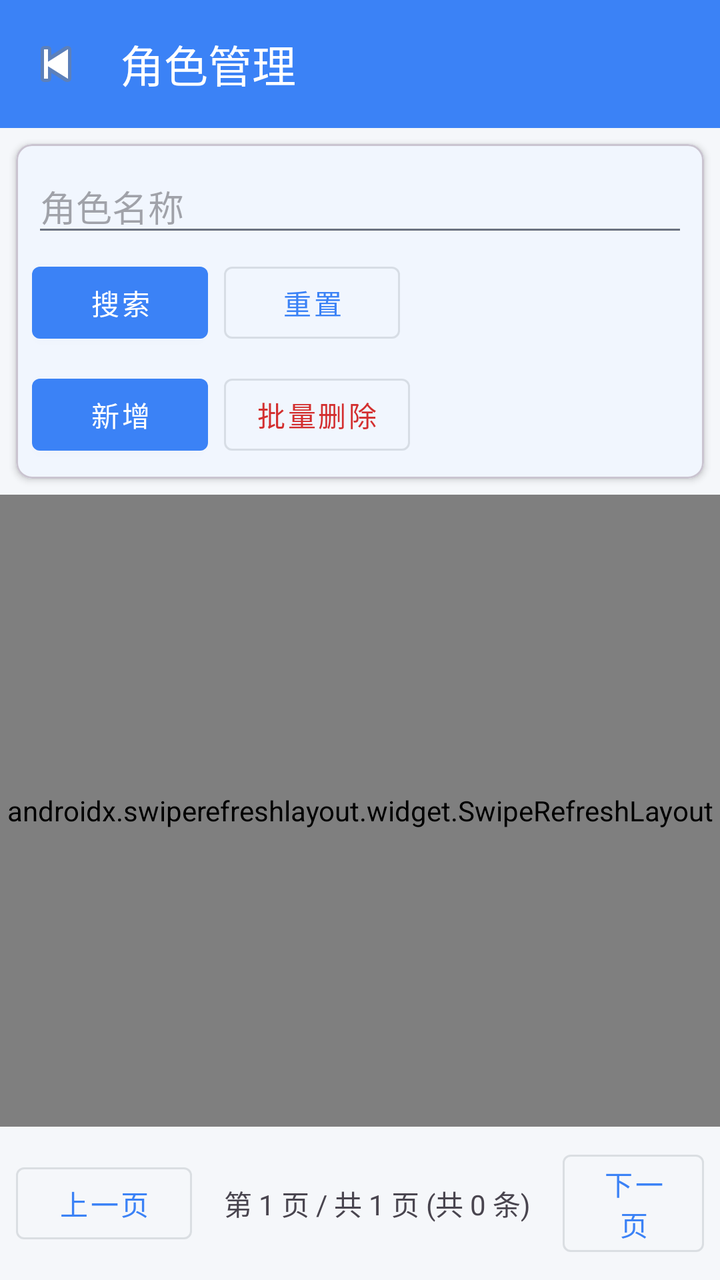
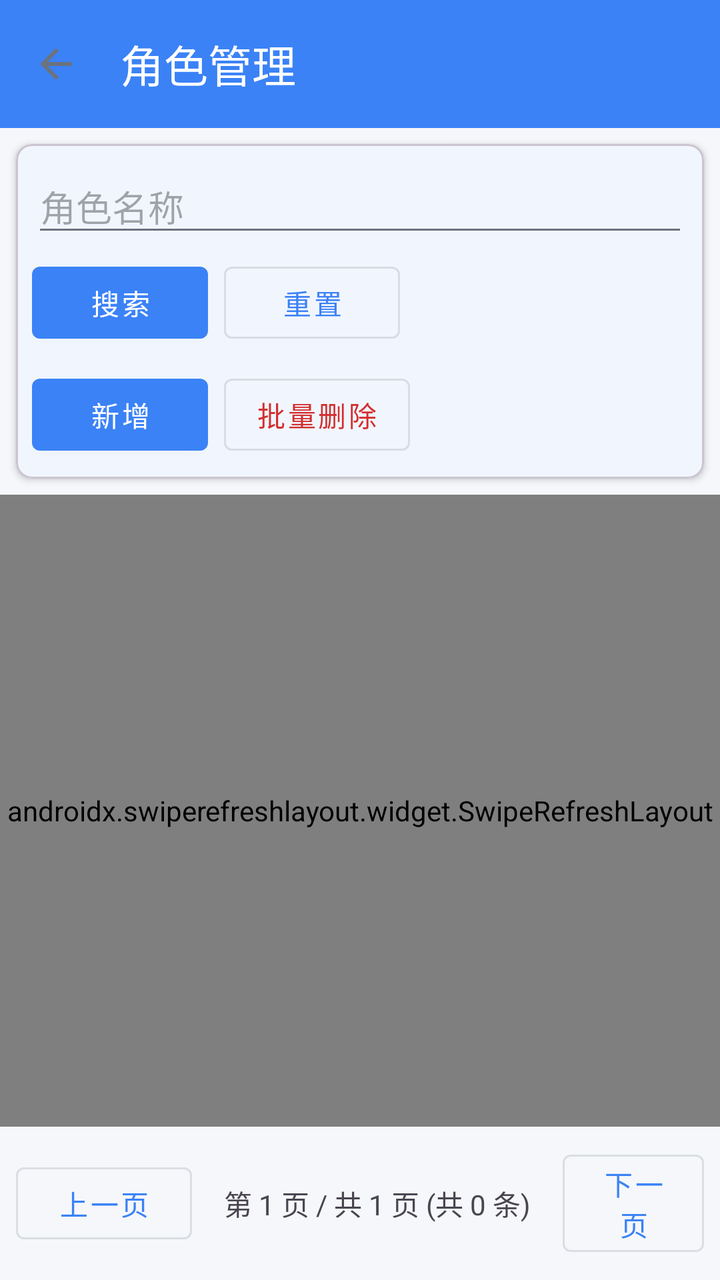

Before-and-after screenshots of an Android layout around one commit, followed by the original layout XML and the change that was made.
<!-- AndroidManifest.xml: activity theme Theme.Dehaze -->
<!-- res/layout/activity_role_list.xml -->
<?xml version="1.0" encoding="utf-8"?>
<LinearLayout xmlns:android="http://schemas.android.com/apk/res/android"
    xmlns:app="http://schemas.android.com/apk/res-auto"
    android:layout_width="match_parent"
    android:layout_height="match_parent"
    android:orientation="vertical">

    <androidx.appcompat.widget.Toolbar
        android:id="@+id/toolbar"
        android:layout_width="match_parent"
        android:layout_height="?attr/actionBarSize"
        android:background="?attr/colorPrimary"
        app:navigationIcon="@android:drawable/ic_media_previous"
        app:title="角色管理"
        app:titleTextColor="@android:color/white" />

    <com.google.android.material.card.MaterialCardView
        android:layout_width="match_parent"
        android:layout_height="wrap_content"
        android:layout_margin="8dp"
        app:cardCornerRadius="8dp"
        app:cardElevation="2dp">

        <LinearLayout
            android:layout_width="match_parent"
            android:layout_height="wrap_content"
            android:orientation="vertical"
            android:padding="8dp">

            <LinearLayout
                android:layout_width="match_parent"
                android:layout_height="wrap_content"
                android:orientation="horizontal">

                <EditText
                    android:id="@+id/et_keywords"
                    android:layout_width="0dp"
                    android:layout_height="wrap_content"
                    android:layout_weight="1"
                    android:hint="角色名称"
                    android:inputType="text" />
            </LinearLayout>

            <LinearLayout
                android:layout_width="match_parent"
                android:layout_height="wrap_content"
                android:layout_marginTop="4dp"
                android:orientation="horizontal">

                <com.google.android.material.button.MaterialButton
                    android:id="@+id/btn_search"
                    style="@style/Widget.MaterialComponents.Button"
                    android:layout_width="wrap_content"
                    android:layout_height="wrap_content"
                    android:text="搜索" />

                <com.google.android.material.button.MaterialButton
                    android:id="@+id/btn_reset"
                    style="@style/Widget.MaterialComponents.Button.OutlinedButton"
                    android:layout_width="wrap_content"
                    android:layout_height="wrap_content"
                    android:layout_marginStart="8dp"
                    android:text="重置" />
            </LinearLayout>

            <LinearLayout
                android:layout_width="match_parent"
                android:layout_height="wrap_content"
                android:layout_marginTop="8dp"
                android:orientation="horizontal">

                <com.google.android.material.button.MaterialButton
                    android:id="@+id/btn_add"
                    style="@style/Widget.MaterialComponents.Button"
                    android:layout_width="wrap_content"
                    android:layout_height="wrap_content"
                    android:text="新增" />

                <com.google.android.material.button.MaterialButton
                    android:id="@+id/btn_batch_delete"
                    style="@style/Widget.MaterialComponents.Button.OutlinedButton"
                    android:layout_width="wrap_content"
                    android:layout_height="wrap_content"
                    android:layout_marginStart="8dp"
                    android:text="批量删除"
                    android:textColor="#D32F2F" />

                <com.google.android.material.button.MaterialButton
                    android:id="@+id/btn_cancel_select"
                    style="@style/Widget.MaterialComponents.Button.OutlinedButton"
                    android:layout_width="wrap_content"
                    android:layout_height="wrap_content"
                    android:layout_marginStart="8dp"
                    android:text="取消选择"
                    android:visibility="gone" />

                <com.google.android.material.button.MaterialButton
                    android:id="@+id/btn_select_all"
                    style="@style/Widget.MaterialComponents.Button.OutlinedButton"
                    android:layout_width="wrap_content"
                    android:layout_height="wrap_content"
                    android:layout_marginStart="8dp"
                    android:text="全选"
                    android:visibility="gone" />
            </LinearLayout>
        </LinearLayout>
    </com.google.android.material.card.MaterialCardView>

    <androidx.swiperefreshlayout.widget.SwipeRefreshLayout
        android:id="@+id/swipe_refresh"
        android:layout_width="match_parent"
        android:layout_height="0dp"
        android:layout_weight="1">

        <androidx.recyclerview.widget.RecyclerView
            android:id="@+id/recycler_view"
            android:layout_width="match_parent"
            android:layout_height="match_parent" />

    </androidx.swiperefreshlayout.widget.SwipeRefreshLayout>

    <LinearLayout
        android:layout_width="match_parent"
        android:layout_height="wrap_content"
        android:gravity="center"
        android:orientation="horizontal"
        android:padding="8dp">

        <com.google.android.material.button.MaterialButton
            android:id="@+id/btn_prev"
            style="@style/Widget.MaterialComponents.Button.OutlinedButton"
            android:layout_width="wrap_content"
            android:layout_height="wrap_content"
            android:text="上一页" />

        <TextView
            android:id="@+id/tv_page_info"
            android:layout_width="wrap_content"
            android:layout_height="wrap_content"
            android:layout_marginStart="16dp"
            android:layout_marginEnd="16dp"
            android:text="第 1 页 / 共 1 页 (共 0 条)" />

        <com.google.android.material.button.MaterialButton
            android:id="@+id/btn_next"
            style="@style/Widget.MaterialComponents.Button.OutlinedButton"
            android:layout_width="wrap_content"
            android:layout_height="wrap_content"
            android:text="下一页" />
    </LinearLayout>

</LinearLayout>
<!-- resources referenced by this layout -->
<resources>
  <style name="Theme.Dehaze" parent="Base.Theme.Dehaze">
          
          <item name="colorPrimary">@color/brand_primary</item>
          <item name="colorPrimaryVariant">@color/brand_primary_dark</item>
          <item name="colorOnPrimary">@color/white</item>
          <item name="colorSecondary">@color/brand_secondary</item>
          <item name="colorOnSecondary">@color/white</item>
          <item name="android:colorBackground">@color/bg_page</item>
          <item name="colorSurface">@color/bg_card</item>
          <item name="android:statusBarColor">@color/brand_primary</item>
      </style>
  <style name="Base.Theme.Dehaze" parent="Theme.Material3.DayNight.NoActionBar">
          
          <item name="colorPrimary">@color/brand_primary</item>
          <item name="colorPrimaryVariant">@color/brand_primary_dark</item>
          <item name="colorOnPrimary">@color/white</item>
          
          <item name="colorSecondary">@color/brand_secondary</item>
          <item name="colorOnSecondary">@color/white</item>
          
          <item name="android:colorBackground">@color/bg_page</item>
          <item name="colorSurface">@color/bg_card</item>
          <item name="colorOnSurface">@color/text_primary</item>
          
          <item name="colorError">@color/color_error</item>
          
          <item name="android:statusBarColor">@color/brand_primary</item>
          <item name="android:windowLightStatusBar">false</item>
          
          <item name="android:fontFamily">sans-serif</item>
          <item name="android:textColorPrimary">@color/text_primary</item>
          <item name="android:textColorSecondary">@color/text_secondary</item>
      </style>
  <color name="brand_primary">#FF3B82F6</color>
  <color name="brand_primary_dark">#FF6366F1</color>
  <color name="white">#FFFFFFFF</color>
  <color name="brand_secondary">#FF4285F4</color>
  <color name="bg_page">#FFF5F7FA</color>
  <color name="bg_card">#FFFFFFFF</color>
  <color name="text_primary">#FF1F2937</color>
  <color name="color_error">#FFF44336</color>
  <color name="text_secondary">#FF6B7280</color>
</resources>

<!-- the commit's change to res/layout/activity_role_list.xml (unified diff, before → after) -->
@@ -10,7 +10,7 @@
         android:layout_width="match_parent"
         android:layout_height="?attr/actionBarSize"
         android:background="?attr/colorPrimary"
-        app:navigationIcon="@android:drawable/ic_media_previous"
+        app:navigationIcon="?attr/homeAsUpIndicator"
         app:title="角色管理"
         app:titleTextColor="@android:color/white" />
 
@@ -106,18 +106,33 @@
         </LinearLayout>
     </com.google.android.material.card.MaterialCardView>
 
-    <androidx.swiperefreshlayout.widget.SwipeRefreshLayout
-        android:id="@+id/swipe_refresh"
+    <FrameLayout
         android:layout_width="match_parent"
         android:layout_height="0dp"
         android:layout_weight="1">
 
-        <androidx.recyclerview.widget.RecyclerView
-            android:id="@+id/recycler_view"
+        <androidx.swiperefreshlayout.widget.SwipeRefreshLayout
+            android:id="@+id/swipe_refresh"
             android:layout_width="match_parent"
-            android:layout_height="match_parent" />
+            android:layout_height="match_parent">
 
-    </androidx.swiperefreshlayout.widget.SwipeRefreshLayout>
+            <androidx.recyclerview.widget.RecyclerView
+                android:id="@+id/recycler_view"
+                android:layout_width="match_parent"
+                android:layout_height="match_parent" />
+
+        </androidx.swiperefreshlayout.widget.SwipeRefreshLayout>
+
+        <TextView
+            android:id="@+id/tv_empty"
+            android:layout_width="wrap_content"
+            android:layout_height="wrap_content"
+            android:layout_gravity="center"
+            android:text="暂无数据"
+            android:textColor="@color/text_secondary"
+            android:textSize="14sp"
+            android:visibility="gone" />
+    </FrameLayout>
 
     <LinearLayout
         android:layout_width="match_parent"
